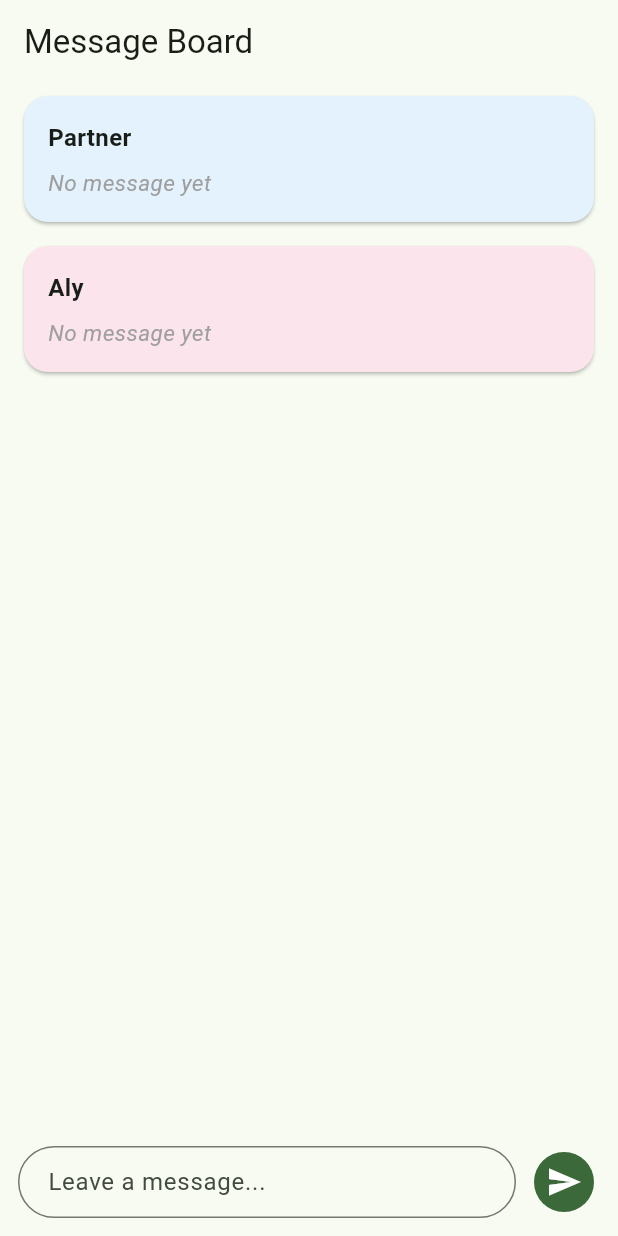
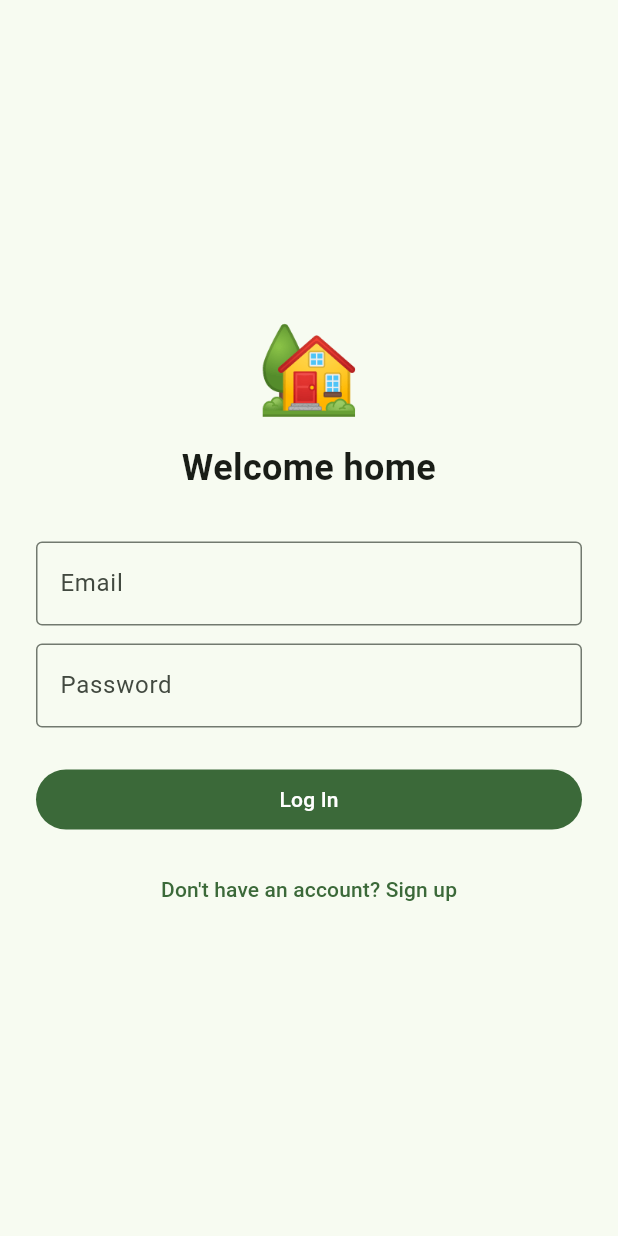
Before and after one commit to rhenoa24/Okaeri, a Flutter app: the screen it shows after launch, on a phone screen of 412 x 824 dp. Run offline on Flutter 3.47's test engine with Material 3 defaults, Android fonts, the phone set to English and light mode, and no system bars; our stand-ins replace cloud_firestore, firebase_auth, firebase_core; accounts and stored records are empty.

Commit message:
Implemented Firebase authentication and updated the message board to use ID from Firebase

```diff
--- a/okaeri/lib/main.dart
+++ b/okaeri/lib/main.dart
@@ -1,7 +1,7 @@
 import 'package:flutter/material.dart';
 import 'package:firebase_core/firebase_core.dart';
 import 'firebase_options.dart';
-import 'screens/message_board/message_board_screen.dart';
+import 'navigation/auth_gate.dart';
 
 void main() async {
   WidgetsFlutterBinding.ensureInitialized();
@@ -35,8 +35,9 @@ class MyApp extends StatelessWidget {
         // tested with just a hot reload.
         colorScheme: .fromSeed(seedColor: Colors.green),
       ),
+      debugShowCheckedModeBanner: false,
       // home: const MyHomePage(title: 'Flutter Demo Home Page'),
-      home: const MessageBoardScreen(),
+      home: const AuthGate(),
     );
   }
 }
--- /dev/null
+++ b/okaeri/lib/navigation/auth_gate.dart
@@ -0,0 +1,33 @@
+import 'package:flutter/material.dart';
+import 'package:firebase_auth/firebase_auth.dart';
+import '../services/auth_service.dart';
+import '../screens/auth/login_screen.dart';
+import '../screens/message_board/message_board_screen.dart';
+
+class AuthGate extends StatelessWidget {
+  const AuthGate({super.key});
+
+  @override
+  Widget build(BuildContext context) {
+    final authService = AuthService();
+
+    return StreamBuilder<User?>(
+      stream: authService.authStateChanges,
+      builder: (context, snapshot) {
+        if (snapshot.connectionState == ConnectionState.waiting) {
+          return const Scaffold(
+            body: Center(child: CircularProgressIndicator()),
+          );
+        }
+
+        if (snapshot.hasData) {
+          // Logged in — for now, go straight to Message Board
+          // (this becomes your nav shell later)
+          return const MessageBoardScreen();
+        }
+
+        return const LoginScreen();
+      },
+    );
+  }
+}
--- /dev/null
+++ b/okaeri/lib/screens/auth/login_screen.dart
@@ -0,0 +1,129 @@
+import 'package:flutter/material.dart';
+import '../../services/auth_service.dart';
+
+class LoginScreen extends StatefulWidget {
+  const LoginScreen({super.key});
+
+  @override
+  State<LoginScreen> createState() => _LoginScreenState();
+}
+
+class _LoginScreenState extends State<LoginScreen> {
+  final AuthService _authService = AuthService();
+  final _emailController = TextEditingController();
+  final _passwordController = TextEditingController();
+
+  bool _isSignUp = false;
+  bool _isLoading = false;
+  String? _errorMessage;
+
+  Future<void> _submit() async {
+    setState(() {
+      _isLoading = true;
+      _errorMessage = null;
+    });
+
+    final email = _emailController.text.trim();
+    final password = _passwordController.text.trim();
+
+    final error = _isSignUp
+        ? await _authService.signUp(email: email, password: password)
+        : await _authService.signIn(email: email, password: password);
+
+    setState(() {
+      _isLoading = false;
+      _errorMessage = error;
+    });
+    // If error is null, authStateChanges stream will handle navigation automatically
+  }
+
+  @override
+  void dispose() {
+    _emailController.dispose();
+    _passwordController.dispose();
+    super.dispose();
+  }
+
+  @override
+  Widget build(BuildContext context) {
+    return Scaffold(
+      body: SafeArea(
+        child: Padding(
+          padding: const EdgeInsets.symmetric(horizontal: 24),
+          child: Center(
+            child: SingleChildScrollView(
+              child: Column(
+                mainAxisSize: MainAxisSize.min,
+                crossAxisAlignment: CrossAxisAlignment.stretch,
+                children: [
+                  const Text(
+                    '🏡',
+                    style: TextStyle(fontSize: 56),
+                    textAlign: TextAlign.center,
+                  ),
+                  const SizedBox(height: 8),
+                  Text(
+                    _isSignUp ? 'Create your account' : 'Welcome home',
+                    style: const TextStyle(
+                      fontSize: 24,
+                      fontWeight: FontWeight.bold,
+                    ),
+                    textAlign: TextAlign.center,
+                  ),
+                  const SizedBox(height: 32),
+                  TextField(
+                    controller: _emailController,
+                    keyboardType: TextInputType.emailAddress,
+                    decoration: const InputDecoration(
+                      labelText: 'Email',
+                      border: OutlineInputBorder(),
+                    ),
+                  ),
+                  const SizedBox(height: 12),
+                  TextField(
+                    controller: _passwordController,
+                    obscureText: true,
+                    decoration: const InputDecoration(
+                      labelText: 'Password',
+                      border: OutlineInputBorder(),
+                    ),
+                  ),
+                  if (_errorMessage != null) ...[
+                    const SizedBox(height: 12),
+                    Text(
+                      _errorMessage!,
+                      style: const TextStyle(color: Colors.red),
+                      textAlign: TextAlign.center,
+                    ),
+                  ],
+                  const SizedBox(height: 24),
+                  FilledButton(
+                    onPressed: _isLoading ? null : _submit,
+                    child: _isLoading
+                        ? const SizedBox(
+                            height: 20,
+                            width: 20,
+                            child: CircularProgressIndicator(strokeWidth: 2),
+                          )
+                        : Text(_isSignUp ? 'Sign Up' : 'Log In'),
+                  ),
+                  const SizedBox(height: 12),
+                  TextButton(
+                    onPressed: _isLoading
+                        ? null
+                        : () => setState(() => _isSignUp = !_isSignUp),
+                    child: Text(
+                      _isSignUp
+                          ? 'Already have an account? Log in'
+                          : "Don't have an account? Sign up",
+                    ),
+                  ),
+                ],
+              ),
+            ),
+          ),
+        ),
+      ),
+    );
+  }
+}
--- a/okaeri/lib/screens/message_board/message_board_screen.dart
+++ b/okaeri/lib/screens/message_board/message_board_screen.dart
@@ -1,4 +1,5 @@
 import 'package:flutter/material.dart';
+import 'package:firebase_auth/firebase_auth.dart';
 import '../../models/message.dart';
 import '../../services/message_service.dart';
 import '../../widgets/message_cart.dart';
@@ -14,10 +15,16 @@ class _MessageBoardScreenState extends State<MessageBoardScreen> {
   final MessageService _service = MessageService();
   final TextEditingController _controller = TextEditingController();
 
-  // Temporary fixed IDs until real auth is wired in
-  final String myId = 'partner1';
-  final String partnerId = 'partner2';
-  final String myName = 'Aly'; // change to your name for testing
+  late final String myId;
+  late final String myName;
+
+  @override
+  void initState() {
+    super.initState();
+    final user = FirebaseAuth.instance.currentUser!;
+    myId = user.uid;
+    myName = user.email!.split('@')[0]; // temporary display name from email
+  }
 
   @override
   void dispose() {
@@ -41,24 +48,20 @@ class _MessageBoardScreenState extends State<MessageBoardScreen> {
   @override
   Widget build(BuildContext context) {
     return Scaffold(
-      appBar: AppBar(title: const Text('Message Board')),
+      appBar: AppBar(
+        title: const Text('Message Board'),
+        actions: [
+          IconButton(
+            icon: const Icon(Icons.logout),
+            onPressed: () => FirebaseAuth.instance.signOut(),
+          ),
+        ],
+      ),
       body: Column(
         children: [
           Expanded(
             child: ListView(
               children: [
-                // Partner's message (read-only)
-                StreamBuilder<Message?>(
-                  stream: _service.watchMessage(partnerId),
-                  builder: (context, snapshot) {
-                    return MessageCard(
-                      label: 'Partner',
-                      message: snapshot.data,
-                      isMe: false,
-                    );
-                  },
-                ),
-                // My message (read-only display of what I last sent)
                 StreamBuilder<Message?>(
                   stream: _service.watchMessage(myId),
                   builder: (context, snapshot) {
--- /dev/null
+++ b/okaeri/lib/services/auth_service.dart
@@ -0,0 +1,43 @@
+import 'package:firebase_auth/firebase_auth.dart';
+
+class AuthService {
+  final FirebaseAuth _auth = FirebaseAuth.instance;
+
+  // Stream that tells the app whether someone is logged in, in real time
+  Stream<User?> get authStateChanges => _auth.authStateChanges();
+
+  User? get currentUser => _auth.currentUser;
+
+  //Why return String? instead of throwing: it's a simpler pattern for your login screen — no try/catch needed there, just check if (error != null) and show it.
+
+  Future<String?> signUp({
+    required String email,
+    required String password,
+  }) async {
+    try {
+      await _auth.createUserWithEmailAndPassword(
+        email: email,
+        password: password,
+      );
+      return null; // null = success
+    } on FirebaseAuthException catch (e) {
+      return e.message ?? 'Sign up failed';
+    }
+  }
+
+  Future<String?> signIn({
+    required String email,
+    required String password,
+  }) async {
+    try {
+      await _auth.signInWithEmailAndPassword(email: email, password: password);
+      return null; // null = success
+    } on FirebaseAuthException catch (e) {
+      return e.message ?? 'Sign in failed';
+    }
+  }
+
+  Future<void> signOut() async {
+    await _auth.signOut();
+  }
+}
```
